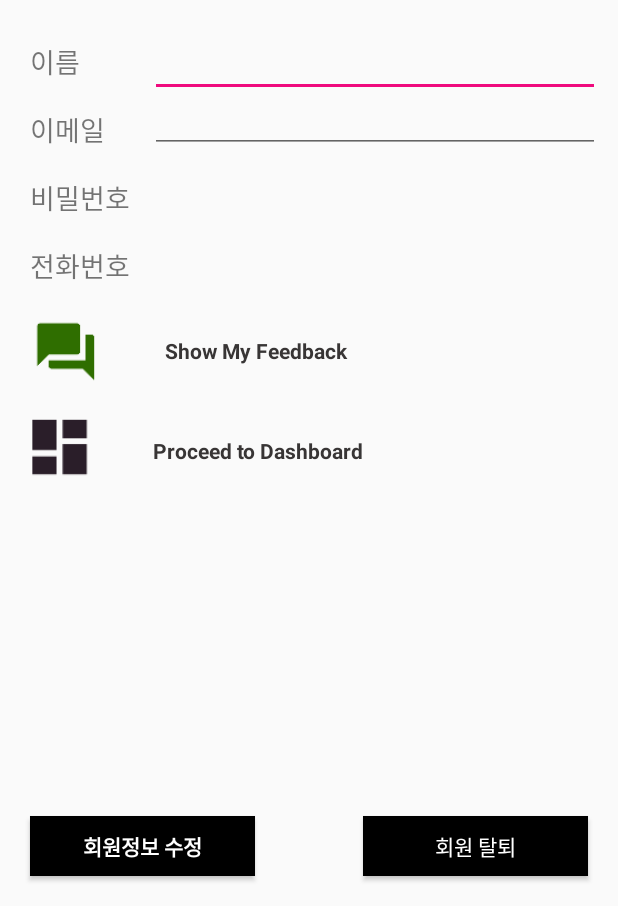
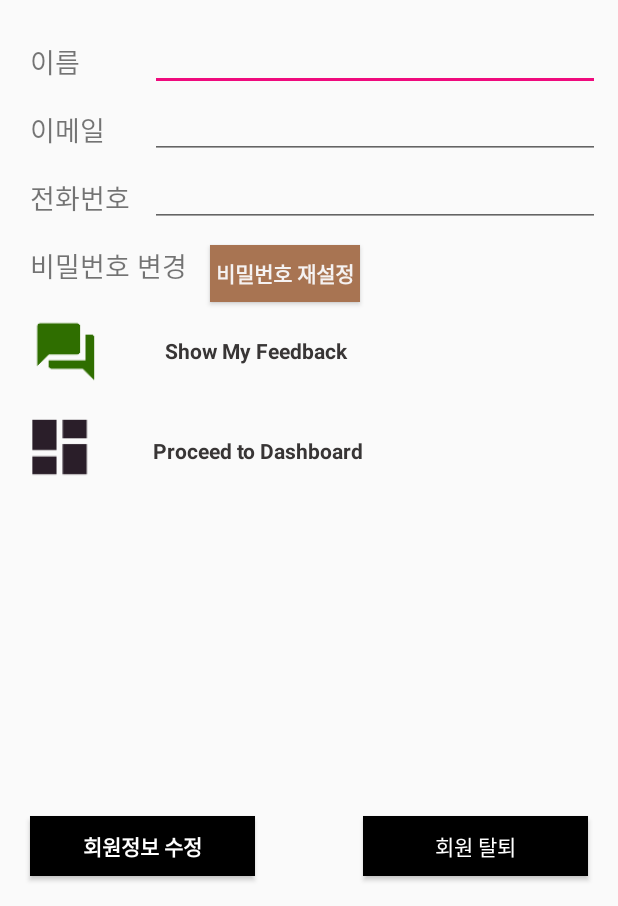
Before and after one commit to KangSeokChan/teamproject, an Android app: the personalprofile screen opened directly, with no data from a screen before it, on a phone screen of 412 x 824 dp, the part 330-1236 px from its top. Run offline under Robolectric (Android 15) with nearby library versions, the phone set to English and light mode, and no system bars; our stand-ins replace Firebase (no records; nobody signed in at launch, a user with empty details on screens opened directly); 2 statements that could not run were skipped.

Commit message:
회원정보 레이아웃 수정5.27

```diff
--- a/app/src/main/res/layout/activity_personalprofile.xml
+++ b/app/src/main/res/layout/activity_personalprofile.xml
@@ -71,17 +71,17 @@
 
     <TextView
         android:id="@+id/textView17"
-        android:layout_below="@+id/textView13"
-        android:layout_width="70dp"
+        android:layout_below="@+id/textView24"
+        android:layout_width="110dp"
         android:layout_height="25dp"
         android:layout_marginStart="20dp"
         android:layout_marginTop="20dp"
-        android:text="비밀번호"
+        android:text="비밀번호 변경"
         android:textSize="18sp" />
 
     <TextView
         android:id="@+id/textView24"
-        android:layout_below="@+id/textView17"
+        android:layout_below="@+id/textView13"
         android:layout_width="70dp"
         android:layout_height="25dp"
         android:layout_marginStart="20dp"
@@ -116,7 +116,7 @@
 
     <ImageView
         android:id="@+id/clickfeedback"
-        android:layout_below="@+id/textView24"
+        android:layout_below="@+id/textView17"
         android:layout_width="72dp"
         android:layout_height="52dp"
         android:layout_marginStart="8dp"
@@ -126,7 +126,7 @@
     <TextView
         android:id="@+id/clickfeedback2"
         android:layout_toEndOf="@+id/clickfeedback"
-        android:layout_below="@+id/textView24"
+        android:layout_below="@+id/textView17"
         android:layout_width="140dp"
         android:layout_height="27dp"
         android:layout_marginStart="30dp"
@@ -163,11 +163,10 @@
 
     <EditText
         android:id="@+id/etprofName"
-        android:layout_below="@+id/textView21"
         android:layout_toEndOf="@+id/textView2"
+        android:layout_alignBaseline="@+id/textView2"
         android:layout_width="300dp"
         android:layout_height="37dp"
-        android:layout_marginTop="50dp"
         android:layout_marginStart="10dp"
         android:ems="10"
         android:inputType="textPersonName"
@@ -175,8 +174,8 @@
 
     <EditText
         android:id="@+id/etprofEmail"
-        android:layout_below="@+id/etprofName"
         android:layout_toEndOf="@+id/textView13"
+        android:layout_alignBaseline="@+id/textView13"
         android:layout_width="300dp"
         android:layout_height="37dp"
         android:layout_marginStart="10dp"
@@ -190,40 +189,27 @@
 
     <EditText
         android:id="@+id/etprofPhone"
-        android:layout_width="0dp"
-        android:layout_height="38dp"
+        android:layout_toEndOf="@+id/textView24"
+        android:layout_alignBaseline="@+id/textView24"
+        android:layout_width="300dp"
+        android:layout_height="37dp"
         android:layout_marginStart="10dp"
-        android:layout_marginEnd="8dp"
-        android:layout_marginBottom="8dp"
         android:ems="10"
         android:inputType="textPersonName"
         android:textSize="14sp"
-        android:textStyle="italic"
-        app:layout_constraintBottom_toBottomOf="parent"
-        app:layout_constraintEnd_toEndOf="parent"
-        app:layout_constraintHorizontal_bias="1.0"
-        app:layout_constraintStart_toEndOf="@+id/textView24"
-        app:layout_constraintTop_toTopOf="parent"
-        app:layout_constraintVertical_bias="0.549" />
+        android:textStyle="italic" />
 
     <Button
         android:id="@+id/btnprofchangepass"
-        android:layout_width="0dp"
+        android:layout_toEndOf="@+id/textView17"
+        android:layout_alignTop="@+id/textView17"
+        android:layout_width="100dp"
         android:layout_height="38dp"
-        android:layout_marginStart="8dp"
-        android:layout_marginTop="8dp"
-        android:layout_marginEnd="8dp"
-        android:layout_marginBottom="8dp"
+        android:layout_marginStart="10dp"
         android:background="#A87452"
         android:fadingEdge="horizontal"
-        android:text="Change Password"
+        android:text="비밀번호 재설정"
         android:textColor="#F5F2F2"
-        android:textStyle="bold"
-        app:layout_constraintBottom_toBottomOf="parent"
-        app:layout_constraintEnd_toEndOf="parent"
-        app:layout_constraintHorizontal_bias="0.0"
-        app:layout_constraintStart_toEndOf="@+id/textView17"
-        app:layout_constraintTop_toTopOf="parent"
-        app:layout_constraintVertical_bias="0.627" />
+        android:textStyle="bold" />
 
 </RelativeLayout>
```
